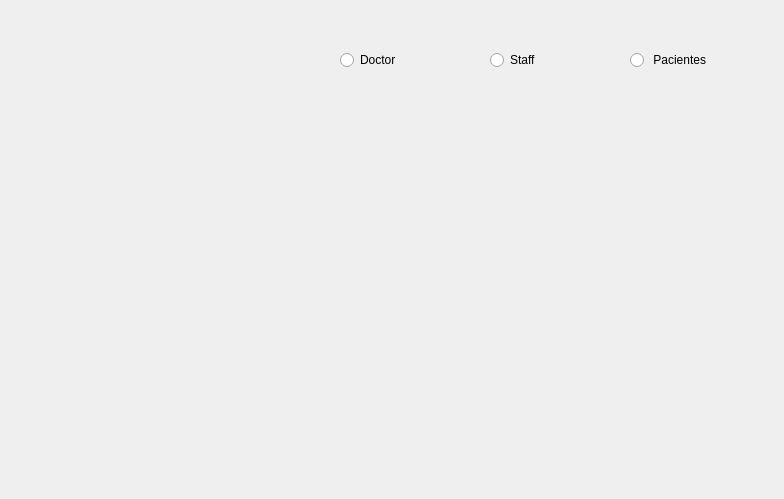
This is eliminarusuarios.ui in Laloses/Hospital as Qt 5 draws it before an edit. The edited form follows.
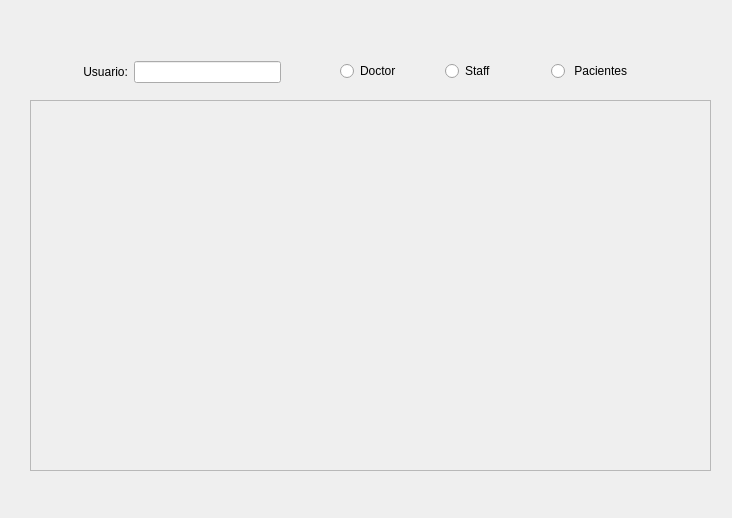
This is the edited form.

The edit to the form file:
```diff
--- a/eliminarusuarios.ui
+++ b/eliminarusuarios.ui
@@ -6,51 +6,101 @@
    <rect>
     <x>0</x>
     <y>0</y>
-    <width>784</width>
-    <height>499</height>
+    <width>732</width>
+    <height>518</height>
    </rect>
   </property>
   <property name="windowTitle">
    <string>Dialog</string>
   </property>
-  <widget class="QRadioButton" name="radioButton_doc">
+  <widget class="QWidget" name="widget" native="true">
+   <property name="geometry">
+    <rect>
+     <x>30</x>
+     <y>100</y>
+     <width>681</width>
+     <height>371</height>
+    </rect>
+   </property>
+   <layout class="QGridLayout" name="gridLayout_2">
+    <item row="0" column="0">
+     <widget class="QScrollArea" name="scrollArea">
+      <property name="widgetResizable">
+       <bool>true</bool>
+      </property>
+      <widget class="QWidget" name="scrollAreaWidgetContents">
+       <property name="geometry">
+        <rect>
+         <x>0</x>
+         <y>0</y>
+         <width>657</width>
+         <height>347</height>
+        </rect>
+       </property>
+       <layout class="QGridLayout" name="gridLayout_3">
+        <item row="0" column="0">
+         <layout class="QGridLayout" name="gridLayout_eliminar"/>
+        </item>
+       </layout>
+      </widget>
+     </widget>
+    </item>
+   </layout>
+  </widget>
+  <widget class="QWidget" name="">
+   <property name="geometry">
+    <rect>
+     <x>80</x>
+     <y>60</y>
+     <width>201</width>
+     <height>24</height>
+    </rect>
+   </property>
+   <layout class="QGridLayout" name="gridLayout">
+    <item row="0" column="0">
+     <widget class="QLabel" name="label">
+      <property name="text">
+       <string> Usuario:</string>
+      </property>
+     </widget>
+    </item>
+    <item row="0" column="1">
+     <widget class="QLineEdit" name="lineEdit"/>
+    </item>
+   </layout>
+  </widget>
+  <widget class="QWidget" name="">
    <property name="geometry">
     <rect>
      <x>340</x>
-     <y>50</y>
-     <width>95</width>
-     <height>20</height>
+     <y>60</y>
+     <width>310</width>
+     <height>22</height>
     </rect>
    </property>
+   <layout class="QGridLayout" name="gridLayout_4">
+    <item row="0" column="0">
+     <widget class="QRadioButton" name="radioButton_doc">
    <property name="text">
     <string>Doctor</string>
    </property>
   </widget>
+    </item>
+    <item row="0" column="1">
   <widget class="QRadioButton" name="radioButton_staff">
-   <property name="geometry">
-    <rect>
-     <x>490</x>
-     <y>50</y>
-     <width>95</width>
-     <height>20</height>
-    </rect>
-   </property>
    <property name="text">
     <string>Staff</string>
    </property>
   </widget>
+    </item>
+    <item row="0" column="2">
   <widget class="QRadioButton" name="radioButton_pac">
-   <property name="geometry">
-    <rect>
-     <x>630</x>
-     <y>50</y>
-     <width>95</width>
-     <height>20</height>
-    </rect>
-   </property>
    <property name="text">
     <string> Pacientes</string>
    </property>
+     </widget>
+    </item>
+   </layout>
   </widget>
  </widget>
  <resources/>
```
Lines whose indentation alone changed are shown as unchanged.
